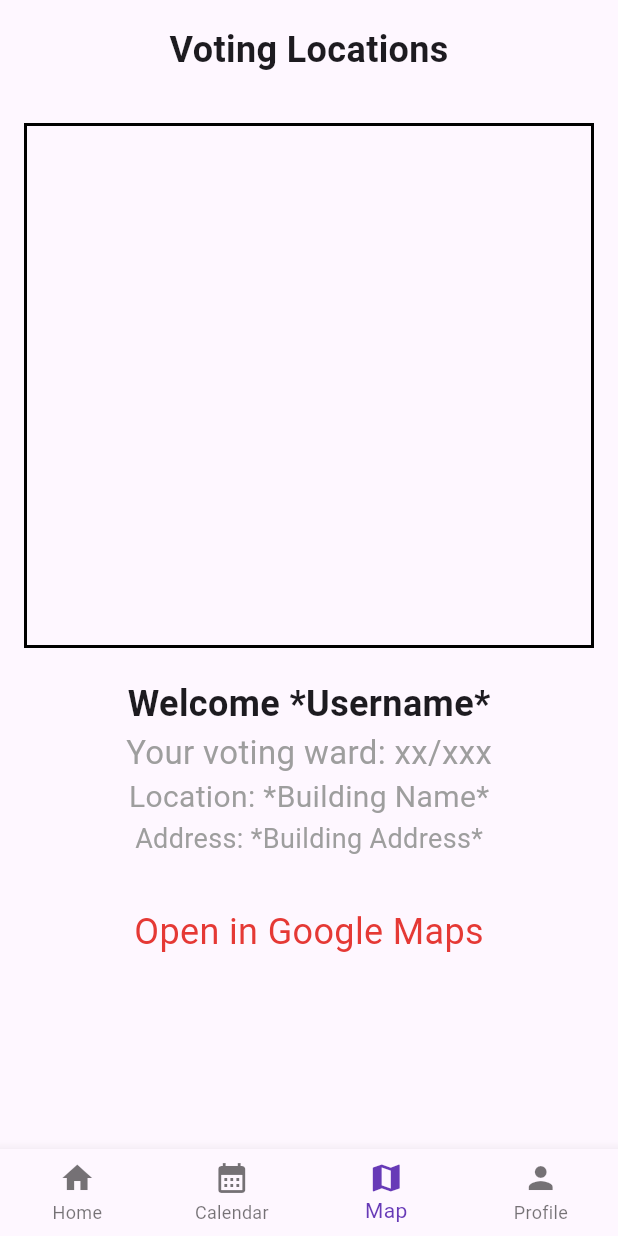
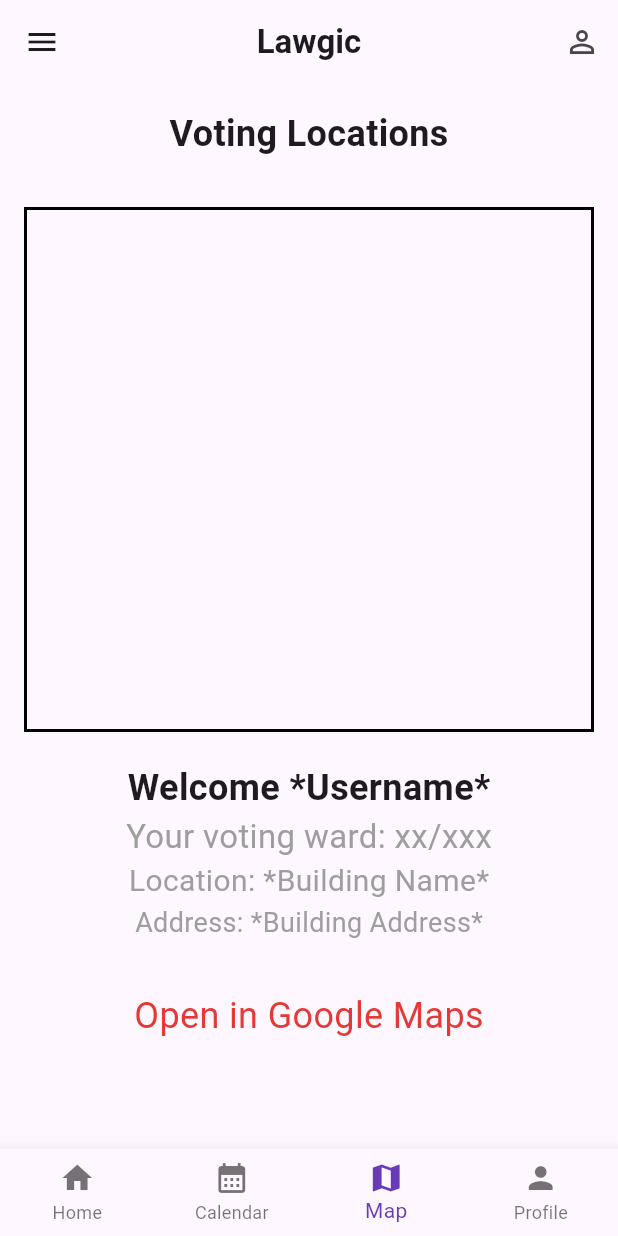
Before and after one commit to ashtyn-roberts/Lawgic, a Flutter app: the screen it shows after launch, item 3 of the bottom bar chosen, on a phone screen of 412 x 824 dp. Run offline on Flutter 3.47's test engine with Material 3 defaults, Android fonts, the phone set to English and light mode, and no system bars; our stand-ins replace firebase_core, table_calendar; accounts and stored records are empty.

Commit message:
updated map screen UI

```diff
--- a/lib/screens/map_tab.dart
+++ b/lib/screens/map_tab.dart
@@ -1,11 +1,53 @@
 import 'package:flutter/material.dart';
 
-class MapTab extends StatelessWidget {
+class MapTab extends StatefulWidget {
   const MapTab({super.key});
 
   @override
+  State<MapTab> createState() => _MapTabState();
+}
+class _MapTabState extends State<MapTab> {
+  Color? get primaryLavender => null;
+  Color? get textDark => null;
+
+
+  @override
   Widget build(BuildContext context) {
-    return Padding(
+    return Scaffold(
+      appBar: AppBar(
+        backgroundColor: primaryLavender,
+        elevation: 0,
+        centerTitle: true,
+        title: Text(
+          'Lawgic',
+          style: TextStyle(
+            color: textDark,
+            fontSize: 22,
+            fontWeight: FontWeight.w600,
+          ),
+        ),
+        leading: Builder(
+          builder: (context) => IconButton(
+            icon: Icon(Icons.menu, color: textDark),
+            onPressed: () => Scaffold.of(context).openDrawer(),
+          ),
+        ),
+        actions: [
+          PopupMenuButton<String>(
+            icon: Icon(Icons.person_outline, color: textDark),
+            color: Colors.white,
+            shape: RoundedRectangleBorder(borderRadius: BorderRadius.circular(12)),
+            itemBuilder: (context) => [
+              const PopupMenuItem(value: 'Account', child: Text('Account')),
+              const PopupMenuItem(value: 'Registration Status', child: Text('Registration Status')),
+              const PopupMenuDivider(),
+              const PopupMenuItem(value: 'Sign Out', child: Text('Sign Out')),
+            ],
+          ),
+        ],
+      ),
+
+      body: Padding(
       padding: const EdgeInsets.all(16.0),
       child: Column(
 
@@ -63,6 +105,7 @@ class MapTab extends StatelessWidget {
             ))
         ],
       ),
+    ),
     );
   }
 }
```
